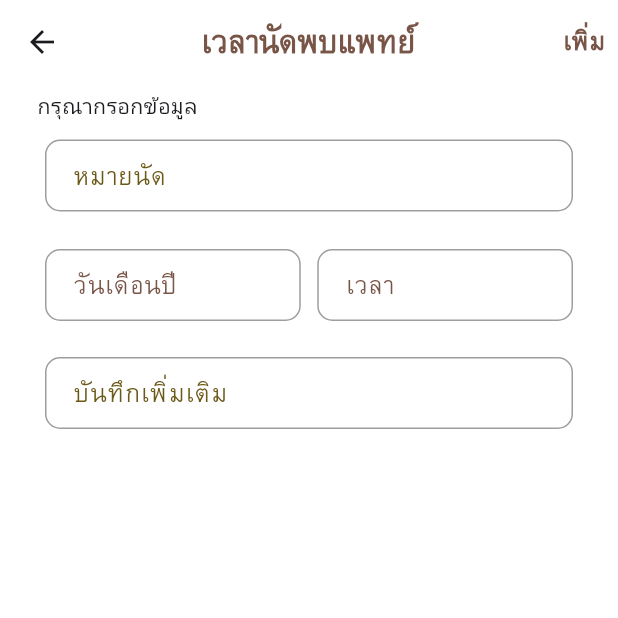
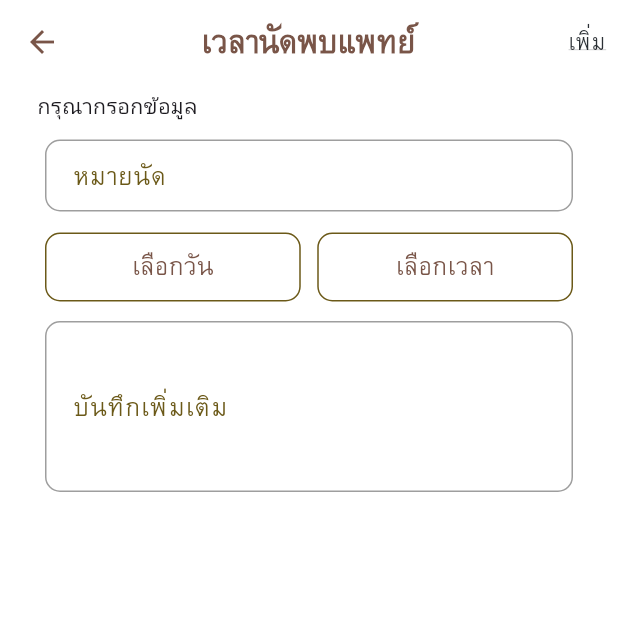
Before and after one commit to magomie/Health-reminders, a Flutter app: the addNotiDoctorScreen screen opened directly, on a phone screen of 412 x 824 dp, the top half of it. Run offline on Flutter 3.47's test engine with Material 3 defaults, Android fonts, the phone set to English and light mode, and no system bars; our stand-ins replace cloud_firestore, firebase_auth, firebase_core, firebase_storage, image_picker and 2 more; missing offline and left inert: dart:ffi; accounts and stored records are empty.

Commit message:
add+color

```diff
--- a/health_reminders/lib/pages/lanrelog/home.dart
+++ b/health_reminders/lib/pages/lanrelog/home.dart
@@ -95,7 +95,7 @@ class HomePageContent extends StatelessWidget {
   @override
   Widget build(BuildContext context) {
     return Container(
-      color: Color.fromARGB(255, 255, 171, 145),
+      color: Color.fromARGB(255, 253, 248, 236),
       child: Column(
         children: [
           Container(
@@ -105,7 +105,7 @@ class HomePageContent extends StatelessWidget {
               children: <Widget>[
                 AppBar(
                   automaticallyImplyLeading: false,
-                  backgroundColor: Color.fromARGB(255, 255, 87, 34),
+                  backgroundColor: Color.fromARGB(255, 244, 233, 206),
                   centerTitle: true,
                   elevation: 0.0,
                   title: Text(
--- a/health_reminders/lib/pages/notification/addNotiDoctorScreen.dart
+++ b/health_reminders/lib/pages/notification/addNotiDoctorScreen.dart
@@ -1,47 +1,83 @@
 import 'package:flutter/material.dart';
+import 'package:health_reminders/controller/plugin.dart';
+import 'package:health_reminders/styles/CustomAppBar.dart';
 import 'package:health_reminders/styles/button.dart';
 import 'package:health_reminders/styles/color.dart';
 import 'package:health_reminders/styles/text.dart';
+import 'package:intl/intl.dart';
 
-class addNotiDoctorScreen extends StatelessWidget {
+class addNotiDoctorScreen extends StatefulWidget {
+  @override
+  State<addNotiDoctorScreen> createState() => _addNotiDoctorScreenState();
+}
+
+class _addNotiDoctorScreenState extends State<addNotiDoctorScreen> {
+  final TextEditingController nameController = TextEditingController();
+    DateTime? selectedDate;
+   TimeOfDay? selectedTime;
+    final TextEditingController noteController = TextEditingController();
+
   @override
   Widget build(BuildContext context) {
-    final TextEditingController nameController = TextEditingController();
-    final TextEditingController dateController = TextEditingController();
-    final TextEditingController timeController = TextEditingController();
-    final TextEditingController noteController = TextEditingController();
+
+    //เลือกวัน
+    Future<void> _selectedDate(BuildContext context) async {
+      DateTime? pickDate = await showDatePicker(
+        context: context,
+        initialDate: selectedDate ?? DateTime.now(),
+        firstDate: DateTime.now(),
+        lastDate: DateTime(DateTime.now().year + 5),
+      );
+
+      if (pickDate != null && pickDate != selectedDate) {
+        setState(
+          () {
+            selectedDate = pickDate;
+          },
+        );
+      }
+    }
+
+    Future<void> _selectedTime(BuildContext context) async {
+      TimeOfDay? pickTime = await showTimePicker(
+        context: context,
+        initialTime: selectedTime ?? TimeOfDay.now(),
+      );
+
+      if (pickTime != null && pickTime != selectedTime) {
+        setState(
+          () {
+            selectedTime = pickTime;
+          },
+        );
+      }
+    }
+
+    String getTextTime() {
+      return selectedTime == null
+          ? 'เลือกเวลา'
+          : '${selectedTime?.format(context)}';
+    }
+
+    String getTextDate() {
+      return selectedDate == null
+          ? 'เลือกวัน'
+          : '${DateFormat('dd/MM/yyyy').format(selectedDate!)}';
+    }
 
     return Scaffold(
       backgroundColor: white,
       resizeToAvoidBottomInset: false,
-      appBar: AppBar(
-        backgroundColor: white,
-        elevation: 0,
-        centerTitle: true,
-        title: Text(
-          'เวลานัดพบแพทย์',
-          style: TextStyle(
-            color: Colors.brown, // Assuming 'brown' is a defined color variable
-            fontFamily: 'Garuda',
-            fontSize: 20,
-            fontWeight: FontWeight.bold,
-          ),
-        ),
-        actions: [
-          Padding(
-            padding: const EdgeInsets.all(8.0),
-            child: Text(
-              'เพิ่ม',
-              style: TextStyle(
-                color: Colors
-                    .brown, // Assuming 'brown' is a defined color variable
-                fontFamily: 'Garuda',
-                fontSize: 16,
-                fontWeight: FontWeight.bold,
-              ),
-            ),
-          ),
-        ],
+     appBar: CustomAppBarTextActions(
+        onBackButtonPressed: () {
+          Navigator.pop(context);
+        },
+        title: "เวลานัดพบแพทย์",
+        onActionButtonPressed: () {
+          print(
+              '${nameController.text.trim()}\n${noteController.text.trim()}\n$selectedDate\n$selectedTime');
+        },
+        textAction: 'เพิ่ม',
       ),
       body: SingleChildScrollView(
         child: Center(
@@ -110,34 +146,11 @@ class addNotiDoctorScreen extends StatelessWidget {
                             padding: const EdgeInsets.only(
                               right: 5.0,
                               left: 30,
-                              top: 12.0,
-                              bottom: 12.0,
                             ),
-                            child: TextField(
-                              controller: dateController,
-                              obscureText: true,
-                              decoration: InputDecoration(
-                                labelText: 'วันเดือนปี',
-                                labelStyle: TextStyle(
-                                  color: Colors.brown,
-                                  fontSize: 16,
-                                  fontFamily: 'Garuda',
-                                ),
-                                contentPadding: EdgeInsets.symmetric(
-                                    vertical: 12.0, horizontal: 15.0),
-                                border: OutlineInputBorder(),
-                                focusedBorder: OutlineInputBorder(
-                                  borderSide: BorderSide(
-                                      color: Colors.grey, width: 2.0),
-                                  borderRadius: BorderRadius.circular(10.0),
-                                ),
-                                enabledBorder: OutlineInputBorder(
-                                  borderSide: BorderSide(
-                                      color: Colors.grey, width: 1.0),
-                                  borderRadius: BorderRadius.circular(10.0),
-                                ),
-                              ),
-                            ),
+                            child: DateButtom(
+                                title: 'Date',
+                                text: getTextDate(),
+                                onClicked: (() => _selectedDate(context))),
                           ),
                         ),
                         SizedBox(width: 1),
@@ -146,55 +159,35 @@ class addNotiDoctorScreen extends StatelessWidget {
                             padding: const EdgeInsets.only(
                               right: 30.0,
                               left: 5,
-                              top: 12.0,
-                              bottom: 12.0,
                             ),
-                            child: TextField(
-                              controller: timeController,
-                              obscureText: true,
-                              decoration: InputDecoration(
-                                labelText: 'เวลา',
-                                labelStyle: TextStyle(
-                                  color: Colors.brown,
-                                  fontSize: 16,
-                                  fontFamily: 'Garuda',
-                                ),
-                                contentPadding: EdgeInsets.symmetric(
-                                    vertical: 12.0, horizontal: 15.0),
-                                border: OutlineInputBorder(),
-                                focusedBorder: OutlineInputBorder(
-                                  borderSide: BorderSide(
-                                      color: Colors.grey, width: 2.0),
-                                  borderRadius: BorderRadius.circular(10.0),
-                                ),
-                                enabledBorder: OutlineInputBorder(
-                                  borderSide: BorderSide(
-                                      color: Colors.grey, width: 1.0),
-                                  borderRadius: BorderRadius.circular(10.0),
-                                ),
-                              ),
-                            ),
+                            child: DateButtom(
+                                title: 'Time',
+                                text: getTextTime(),
+                                onClicked: (() => _selectedTime(context))),
                           ),
                         ),
                       ],
                     ),
-                    Column(
-                      children: [
                     Padding(
                       padding: const EdgeInsets.symmetric(
                           horizontal: 30.0, vertical: 12.0),
                       child: TextField(
                         controller: noteController,
+                        maxLines: null, // ให้ TextField มีหลายบรรทัด
+                        textAlignVertical:
+                            TextAlignVertical.top, // จัดการให้ข้อความชิดด้านบน
                         decoration: InputDecoration(
                           labelText: 'บันทึกเพิ่มเติม',
+                          //hintText: 'กรอกบันทึกเพิ่มเติม',
+
                           labelStyle: TextStyle(
                             color: brown, // สีของ labelText
                             fontSize: 16,
-                                  fontFamily:
-                                      'Garuda' // ขนาด font ของ labelText
+                            fontFamily: 'Garuda', // ขนาด font ของ labelText
                           ),
-                              contentPadding: EdgeInsets.symmetric(
-                                  vertical: 12.0, horizontal: 15.0),
+
+                          contentPadding:
+                              EdgeInsets.fromLTRB(15.0, 20.0, 15.0, 70.0),
                           border: OutlineInputBorder(),
                           focusedBorder: OutlineInputBorder(
                             borderSide:
@@ -213,8 +206,6 @@ class addNotiDoctorScreen extends StatelessWidget {
                 ),
               ],
             ),
-              ],
-            ),
           ),
         ),
       ),
--- a/health_reminders/lib/pages/notification/addNotiExercireScreen.dart
+++ b/health_reminders/lib/pages/notification/addNotiExercireScreen.dart
@@ -73,7 +73,7 @@ class _addNotiExercireScreenState extends State<addNotiExercireScreen> {
         onBackButtonPressed: () {
           Navigator.pop(context);
         },
-        title: "การแจ้งเตือน",
+        title: "เวลาออกกำลังกาย",
         onActionButtonPressed: () {
           print(
               '${exerciseController.text.trim()}\n${noteController.text.trim()}\n$selectedDate\n$selectedTime');
--- a/health_reminders/lib/pages/notification/showNotiDrugScreen.dart
+++ b/health_reminders/lib/pages/notification/showNotiDrugScreen.dart
@@ -42,10 +42,10 @@ class _showNotiDrugScreenState extends State<showNotiDrugScreen> {
               color: brown,
             ),
             onPressed: () {
-              /*Navigator.push(
+              Navigator.push(
                 context,
-                MaterialPageRoute(builder: (context) => notidrug2Page()),
-              );*/
+                MaterialPageRoute(builder: (context) => addNotiDrugScreen()),
+              );
             },
           ),
         ],
```
Also changed, not shown: health_reminders/lib/controller/plugin.dart (+4 -4 lines), health_reminders/lib/pages/notification/addNotiDrugScreen.dart (+78 -94 lines), health_reminders/lib/pages/notification/addNotiSleepScreen.dart (+85 -93 lines), health_reminders/pubspec.lock, 2 other files. Lines whose indentation alone changed are shown as unchanged.
